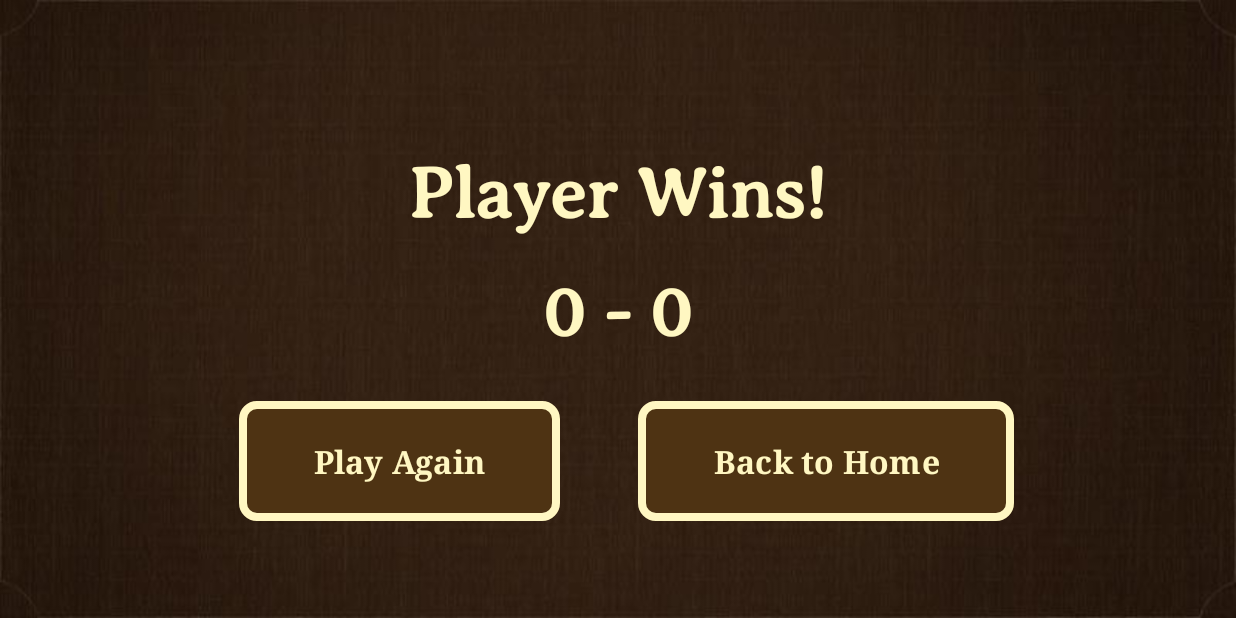
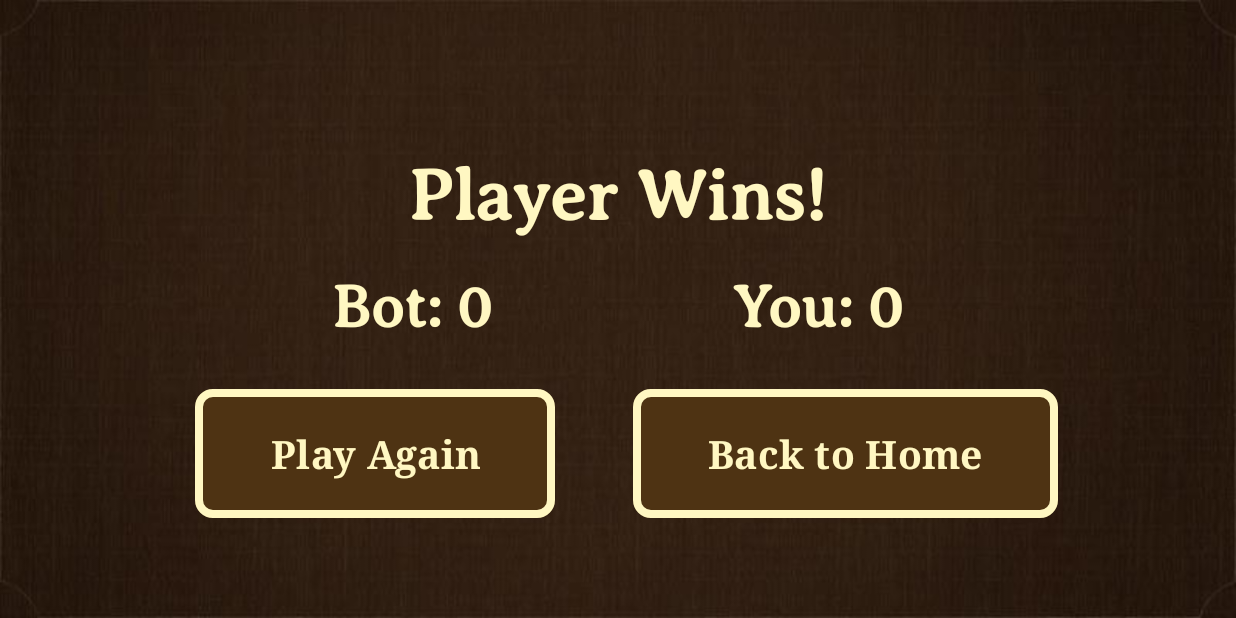
Before and after one commit to Juliatduffy/Mancala-App, an Android app: the fragment GameOverFragment placed in its activity, on a phone screen of 824 x 412 dp (held sideways). Run offline under Robolectric (Android 15) with nearby library versions, the phone set to English and light mode, and no system bars; 4 statements that could not run were skipped.

Commit message:
Making the game over screen look nicer, also I forgot that ties can happen oops

```diff
--- a/app/src/main/java/com/example/mancala/GameOverFragment.kt
+++ b/app/src/main/java/com/example/mancala/GameOverFragment.kt
@@ -27,10 +27,10 @@ class GameOverFragment : Fragment() {
         val playerScore = requireArguments().getInt("playerScore", -1)
         val computerScore = requireArguments().getInt("computerScore", -1)
         val tv = view.findViewById<TextView>(R.id.tvMessage)
-        tv.text = if (winner == 0) "Player Wins!" else "Computer Wins!"
+        tv.text = if (winner == 0) "Player Wins!" else if (winner == 1) "Computer Wins!" else "It's a Tie!"
         val s = view.findViewById<TextView>(R.id.scoreMessage)
         Log.d("GameOverFragment", "args = ${arguments}")
-        s.text = "$computerScore - $playerScore"
+        s.text = "Bot: $computerScore                You: $playerScore"
 
         view.findViewById<Button>(R.id.btnPlayAgain).setOnClickListener {
             val args = Bundle().apply { putString("difficulty", difficulty) }
--- a/app/src/main/java/com/example/mancala/GameViewModel.kt
+++ b/app/src/main/java/com/example/mancala/GameViewModel.kt
@@ -316,7 +316,7 @@ class GameViewModel(private val ioDispatcher: CoroutineDispatcher) : ViewModel()
                     }
                 }
             }
-            val winner = if (marblesCopy[6] > marblesCopy[13]) 0 else 1
+            val winner = if (marblesCopy[6] > marblesCopy[13]) 0 else if (marblesCopy[6] > marblesCopy[13]) 1 else 2
             _winEvent.emit(winner)
         }
     }
--- a/app/src/main/res/layout/fragment_game_over.xml
+++ b/app/src/main/res/layout/fragment_game_over.xml
@@ -25,10 +25,11 @@
         android:fontFamily="@font/averia_serif_libre"
         android:layout_marginTop="24dp"
 
-        android:text="12 - 9 "
+        android:text="Bot: 12                You: 17"
         android:textColor="#fff7c2"
-        android:textSize="48sp"
+        android:textSize="40sp"
         android:textStyle="bold" />
+
 
     <LinearLayout
         android:layout_width="wrap_content"
@@ -50,7 +51,7 @@
             android:paddingBottom="25dp"
             android:text="Play Again"
             android:textColor="#fff7c2"
-            android:textSize="21sp"
+            android:textSize="26sp"
             android:textStyle="bold"
             app:backgroundTint="@color/colors"
             app:cornerRadius="12dp"
@@ -80,7 +81,7 @@
             android:paddingBottom="25dp"
             android:text="Back to Home"
             android:textColor="#fff7c2"
-            android:textSize="21sp"
+            android:textSize="26sp"
             android:textStyle="bold"
             app:backgroundTint="@color/colors"
             app:cornerRadius="12dp"
```
Also changed, not shown: app/src/main/java/com/example/mancala/ComputerPlayer.kt (+2 -6 lines).
